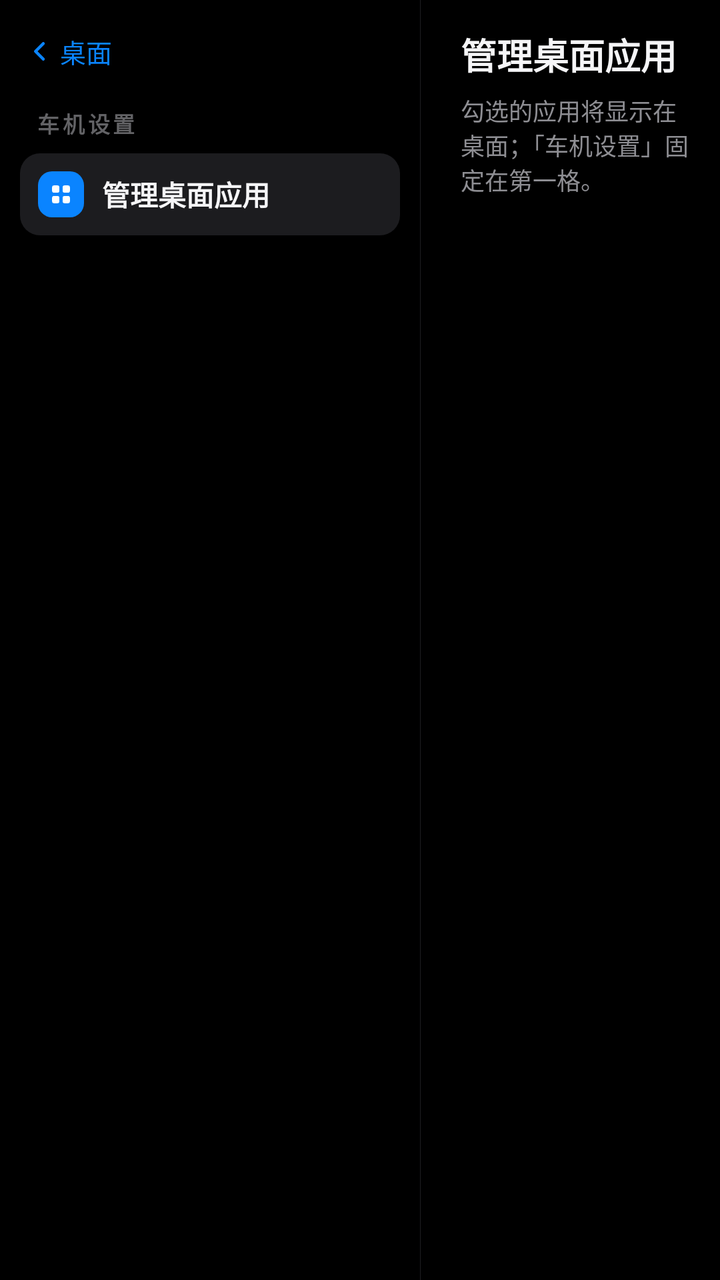
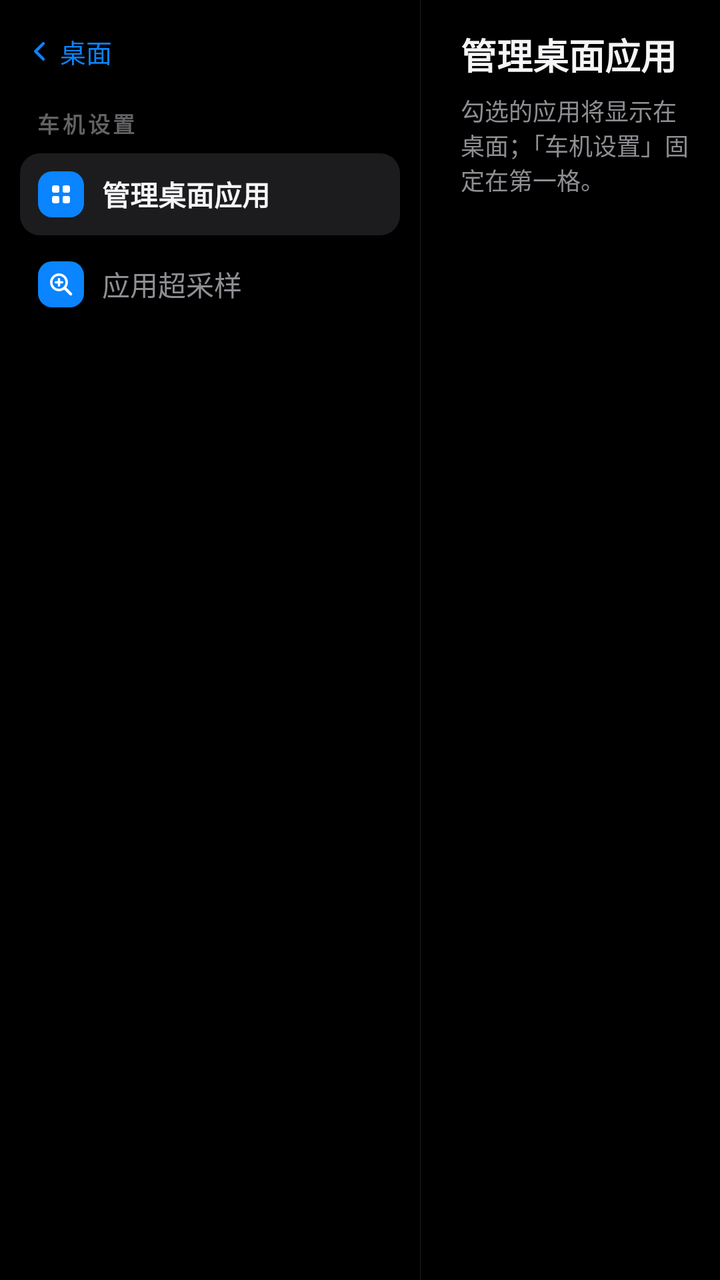

Compare the two renders of this Android layout. The source of the first and the diff that turns it into the second are given below.
<!-- AndroidManifest.xml: activity theme Theme.CarPlaySender.Settings -->
<!-- res/layout/activity_settings.xml -->
<?xml version="1.0" encoding="utf-8"?>
<LinearLayout xmlns:android="http://schemas.android.com/apk/res/android"
    android:layout_width="match_parent"
    android:layout_height="match_parent"
    android:orientation="horizontal"
    android:background="#FF000000">

    
    <LinearLayout
        android:id="@+id/settingsMenu"
        android:layout_width="210dp"
        android:layout_height="match_parent"
        android:orientation="vertical"
        android:paddingLeft="10dp"
        android:paddingRight="10dp"
        android:paddingTop="10dp"
        android:paddingBottom="12dp">

        <TextView
            android:id="@+id/btnBack"
            android:layout_width="wrap_content"
            android:layout_height="wrap_content"
            android:background="?android:attr/selectableItemBackground"
            android:drawableLeft="@drawable/ic_chevron_left"
            android:drawablePadding="4dp"
            android:gravity="center_vertical"
            android:paddingLeft="4dp"
            android:paddingTop="6dp"
            android:paddingRight="10dp"
            android:paddingBottom="6dp"
            android:text="桌面"
            android:textColor="#FF0A84FF"
            android:textSize="13sp" />

        <TextView
            android:layout_width="match_parent"
            android:layout_height="wrap_content"
            android:layout_marginLeft="8dp"
            android:layout_marginTop="12dp"
            android:layout_marginRight="8dp"
            android:letterSpacing="0.14"
            android:text="车机设置"
            android:textColor="#FF636366"
            android:textSize="11sp"
            android:textStyle="bold" />

        <LinearLayout
            android:layout_width="match_parent"
            android:layout_height="wrap_content"
            android:layout_marginTop="7dp"
            android:background="@drawable/bg_menu_item"
            android:gravity="center_vertical"
            android:orientation="horizontal"
            android:padding="9dp">

            <ImageView
                android:layout_width="23dp"
                android:layout_height="23dp"
                android:background="@drawable/bg_menu_chip"
                android:importantForAccessibility="no"
                android:padding="5dp"
                android:src="@drawable/ic_menu_grid" />

            <TextView
                android:layout_width="wrap_content"
                android:layout_height="wrap_content"
                android:layout_marginLeft="9dp"
                android:text="管理桌面应用"
                android:textColor="#FFF5F5F7"
                android:textSize="14sp"
                android:textStyle="bold" />
        </LinearLayout>
    </LinearLayout>

    <View
        android:layout_width="1px"
        android:layout_height="match_parent"
        android:background="#FF1E1E21" />

    
    <FrameLayout
        android:layout_width="0dp"
        android:layout_height="match_parent"
        android:layout_weight="1">

        <LinearLayout
            android:layout_width="match_parent"
            android:layout_height="match_parent"
            android:orientation="vertical"
            android:paddingLeft="20dp"
            android:paddingRight="13dp"
            android:paddingTop="14dp"
            android:paddingBottom="10dp">

            <LinearLayout
                android:layout_width="match_parent"
                android:layout_height="wrap_content"
                android:gravity="bottom"
                android:orientation="horizontal">

                <TextView
                    android:layout_width="wrap_content"
                    android:layout_height="wrap_content"
                    android:text="管理桌面应用"
                    android:textColor="#FFF5F5F7"
                    android:textSize="18sp"
                    android:textStyle="bold" />

                <TextView
                    android:id="@+id/settingsCount"
                    android:layout_width="wrap_content"
                    android:layout_height="wrap_content"
                    android:layout_marginLeft="10dp"
                    android:textColor="#FF8E8E93"
                    android:textSize="12sp" />
            </LinearLayout>

            <TextView
                android:layout_width="match_parent"
                android:layout_height="wrap_content"
                android:layout_marginTop="6dp"
                android:layout_marginBottom="11dp"
                android:text="勾选的应用将显示在桌面；「车机设置」固定在第一格。"
                android:textColor="#FF8E8E93"
                android:textSize="12sp" />

            <androidx.recyclerview.widget.RecyclerView
                android:id="@+id/appList"
                android:layout_width="match_parent"
                android:layout_height="0dp"
                android:layout_weight="1"
                android:scrollbars="vertical" />
        </LinearLayout>

        
        <TextView
            android:id="@+id/settingsToast"
            android:layout_width="wrap_content"
            android:layout_height="wrap_content"
            android:layout_gravity="bottom|center_horizontal"
            android:layout_marginBottom="21dp"
            android:alpha="0"
            android:background="@drawable/bg_settings_toast"
            android:paddingLeft="13dp"
            android:paddingTop="7dp"
            android:paddingRight="13dp"
            android:paddingBottom="7dp"
            android:textColor="#FFE5E5EA"
            android:textSize="12sp" />
    </FrameLayout>
</LinearLayout>
<!-- resources referenced by this layout -->
<resources>
  <!-- drawable bg_menu_chip (drawable) -->
  <?xml version="1.0" encoding="utf-8"?>
  <shape xmlns:android="http://schemas.android.com/apk/res/android"
      android:shape="rectangle">
      <solid android:color="#FF0A84FF" />
      <corners android:radius="7dp" />
  </shape>
  <!-- drawable bg_menu_item (drawable) -->
  <?xml version="1.0" encoding="utf-8"?>
  <shape xmlns:android="http://schemas.android.com/apk/res/android"
      android:shape="rectangle">
      <solid android:color="#FF1C1C1F" />
      <corners android:radius="10dp" />
  </shape>
  <!-- drawable bg_settings_toast (drawable) -->
  <?xml version="1.0" encoding="utf-8"?>
  <shape xmlns:android="http://schemas.android.com/apk/res/android"
      android:shape="rectangle">
      <solid android:color="#F01C1C1F" />
      <corners android:radius="8dp" />
  </shape>
  <!-- drawable ic_chevron_left (drawable) -->
  <?xml version="1.0" encoding="utf-8"?>
  <vector xmlns:android="http://schemas.android.com/apk/res/android"
      android:width="12dp"
      android:height="12dp"
      android:viewportWidth="16"
      android:viewportHeight="16">
      <path
          android:pathData="M10.2,2.8 L5,8 L10.2,13.2"
          android:strokeColor="#FF0A84FF"
          android:strokeWidth="2"
          android:strokeLineCap="round"
          android:strokeLineJoin="round"
          android:fillColor="#00000000" />
  </vector>
  <!-- drawable ic_menu_grid (drawable) -->
  <?xml version="1.0" encoding="utf-8"?>
  <vector xmlns:android="http://schemas.android.com/apk/res/android"
      android:width="13dp"
      android:height="13dp"
      android:viewportWidth="64"
      android:viewportHeight="64">
      <path
          android:fillColor="#FFFFFFFF"
          android:pathData="M15,10 h8 a5,5 0 0 1 5,5 v8 a5,5 0 0 1 -5,5 h-8 a5,5 0 0 1 -5,-5 v-8 a5,5 0 0 1 5,-5 z" />
      <path
          android:fillColor="#FFFFFFFF"
          android:pathData="M41,10 h8 a5,5 0 0 1 5,5 v8 a5,5 0 0 1 -5,5 h-8 a5,5 0 0 1 -5,-5 v-8 a5,5 0 0 1 5,-5 z" />
      <path
          android:fillColor="#FFFFFFFF"
          android:pathData="M15,36 h8 a5,5 0 0 1 5,5 v8 a5,5 0 0 1 -5,5 h-8 a5,5 0 0 1 -5,-5 v-8 a5,5 0 0 1 5,-5 z" />
      <path
          android:fillColor="#FFFFFFFF"
          android:pathData="M41,36 h8 a5,5 0 0 1 5,5 v8 a5,5 0 0 1 -5,5 h-8 a5,5 0 0 1 -5,-5 v-8 a5,5 0 0 1 5,-5 z" />
  </vector>
  <style name="Theme.CarPlaySender.Settings" parent="Theme.CarPlaySender.Launcher">
          <item name="android:windowAnimationStyle">@style/CarPlaySettingsAnimation</item>
      </style>
  <style name="Theme.CarPlaySender.Launcher">
          <item name="android:windowBackground">#FF000000</item>
          <item name="android:colorBackground">#FF000000</item>
      </style>
  <style name="CarPlaySettingsAnimation" parent="">
          <item name="android:activityOpenEnterAnimation">@anim/settings_in</item>
          <item name="android:activityOpenExitAnimation">@anim/stay</item>
          <item name="android:activityCloseEnterAnimation">@anim/stay</item>
          <item name="android:activityCloseExitAnimation">@anim/settings_out</item>
      </style>
</resources>

<!-- the commit's change to res/layout/activity_settings.xml (unified diff, before → after) -->
@@ -45,6 +45,7 @@
             android:textStyle="bold" />
 
         <LinearLayout
+            android:id="@+id/menuDesktopApps"
             android:layout_width="match_parent"
             android:layout_height="wrap_content"
             android:layout_marginTop="7dp"
@@ -70,6 +71,33 @@
                 android:textSize="14sp"
                 android:textStyle="bold" />
         </LinearLayout>
+
+        <LinearLayout
+            android:id="@+id/menuSupersample"
+            android:layout_width="match_parent"
+            android:layout_height="wrap_content"
+            android:layout_marginTop="4dp"
+            android:background="?android:attr/selectableItemBackground"
+            android:gravity="center_vertical"
+            android:orientation="horizontal"
+            android:padding="9dp">
+
+            <ImageView
+                android:layout_width="23dp"
+                android:layout_height="23dp"
+                android:background="@drawable/bg_menu_chip"
+                android:importantForAccessibility="no"
+                android:padding="5dp"
+                android:src="@drawable/ic_menu_zoom" />
+
+            <TextView
+                android:layout_width="wrap_content"
+                android:layout_height="wrap_content"
+                android:layout_marginLeft="9dp"
+                android:text="应用超采样"
+                android:textColor="#FF8E8E93"
+                android:textSize="14sp" />
+        </LinearLayout>
     </LinearLayout>
 
     <View
@@ -83,7 +111,9 @@
         android:layout_height="match_parent"
         android:layout_weight="1">
 
-        <LinearLayout
+        
+        <LinearLayout
+            android:id="@+id/contentDesktopApps"
             android:layout_width="match_parent"
             android:layout_height="match_parent"
             android:orientation="vertical"
@@ -124,12 +154,77 @@
                 android:textColor="#FF8E8E93"
                 android:textSize="12sp" />
 
-            <androidx.recyclerview.widget.RecyclerView
-                android:id="@+id/appList"
+            
+            <FrameLayout
                 android:layout_width="match_parent"
                 android:layout_height="0dp"
-                android:layout_weight="1"
-                android:scrollbars="vertical" />
+                android:layout_weight="1">
+
+                <androidx.recyclerview.widget.RecyclerView
+                    android:id="@+id/appList"
+                    android:layout_width="match_parent"
+                    android:layout_height="match_parent"
+                    android:scrollbars="vertical" />
+
+                <LinearLayout
+                    android:id="@+id/appListIndex"
+                    android:layout_width="wrap_content"
+                    android:layout_height="wrap_content"
+                    android:layout_gravity="right|center_vertical"
+                    android:orientation="vertical"
+                    android:paddingLeft="6dp" />
+            </FrameLayout>
+        </LinearLayout>
+
+        
+        <LinearLayout
+            android:id="@+id/contentSupersample"
+            android:layout_width="match_parent"
+            android:layout_height="match_parent"
+            android:orientation="vertical"
+            android:paddingLeft="20dp"
+            android:paddingRight="13dp"
+            android:paddingTop="14dp"
+            android:paddingBottom="10dp"
+            android:visibility="gone">
+
+            <TextView
+                android:layout_width="wrap_content"
+                android:layout_height="wrap_content"
+                android:text="应用超采样"
+                android:textColor="#FFF5F5F7"
+                android:textSize="18sp"
+                android:textStyle="bold" />
+
+            <TextView
+                android:layout_width="match_parent"
+                android:layout_height="wrap_content"
+                android:layout_marginTop="6dp"
+                android:layout_marginBottom="11dp"
+                android:text="超采样以 1.5× 分辨率渲染再缩回，竖屏应用顶部空带更小；横屏应用建议关闭（更清晰流畅）。自动 = 检测为竖屏应用时开启。"
+                android:textColor="#FF8E8E93"
+                android:textSize="12sp" />
+
+            
+            <FrameLayout
+                android:layout_width="match_parent"
+                android:layout_height="0dp"
+                android:layout_weight="1">
+
+                <androidx.recyclerview.widget.RecyclerView
+                    android:id="@+id/ssList"
+                    android:layout_width="match_parent"
+                    android:layout_height="match_parent"
+                    android:scrollbars="vertical" />
+
+                <LinearLayout
+                    android:id="@+id/ssListIndex"
+                    android:layout_width="wrap_content"
+                    android:layout_height="wrap_content"
+                    android:layout_gravity="right|center_vertical"
+                    android:orientation="vertical"
+                    android:paddingLeft="6dp" />
+            </FrameLayout>
         </LinearLayout>
 
         
<!-- resource entries referenced after the edit -->
@@ -56,6 +56,31 @@
           android:fillColor="#FFFFFFFF"
           android:pathData="M41,36 h8 a5,5 0 0 1 5,5 v8 a5,5 0 0 1 -5,5 h-8 a5,5 0 0 1 -5,-5 v-8 a5,5 0 0 1 5,-5 z" />
   </vector>
+  <!-- drawable ic_menu_zoom (drawable) -->
+  <?xml version="1.0" encoding="utf-8"?>
+  <vector xmlns:android="http://schemas.android.com/apk/res/android"
+      android:width="13dp"
+      android:height="13dp"
+      android:viewportWidth="64"
+      android:viewportHeight="64">
+      <path
+          android:pathData="M27,8 a19,19 0 1 0 0,38 a19,19 0 1 0 0,-38"
+          android:strokeColor="#FFFFFFFF"
+          android:strokeWidth="6"
+          android:fillColor="#00000000" />
+      <path
+          android:pathData="M41,41 L56,56"
+          android:strokeColor="#FFFFFFFF"
+          android:strokeWidth="7"
+          android:strokeLineCap="round"
+          android:fillColor="#00000000" />
+      <path
+          android:pathData="M27,19 v16 M19,27 h16"
+          android:strokeColor="#FFFFFFFF"
+          android:strokeWidth="5.5"
+          android:strokeLineCap="round"
+          android:fillColor="#00000000" />
+  </vector>
   <style name="Theme.CarPlaySender.Settings" parent="Theme.CarPlaySender.Launcher">
           <item name="android:windowAnimationStyle">@style/CarPlaySettingsAnimation</item>
       </style>
